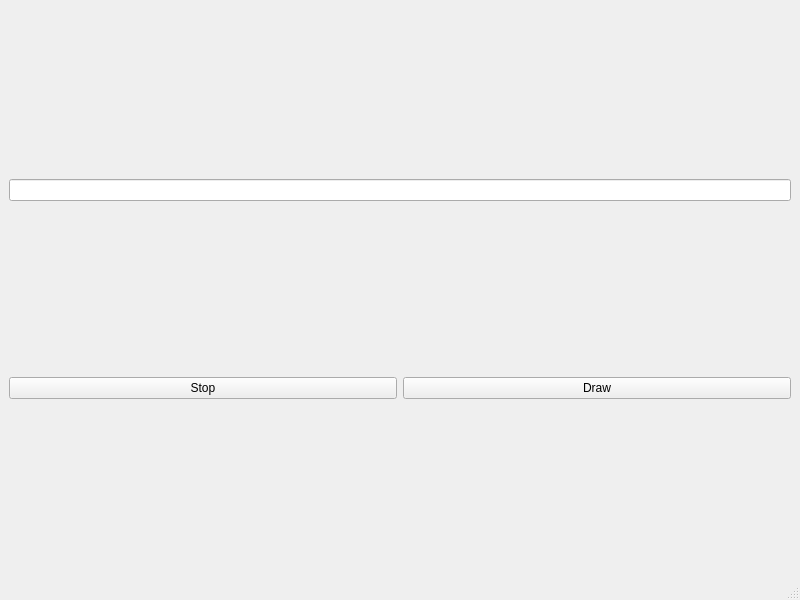
Qt form CAPISample/drawletters.ui (dzunder32/BachelorRobot) before a commit.
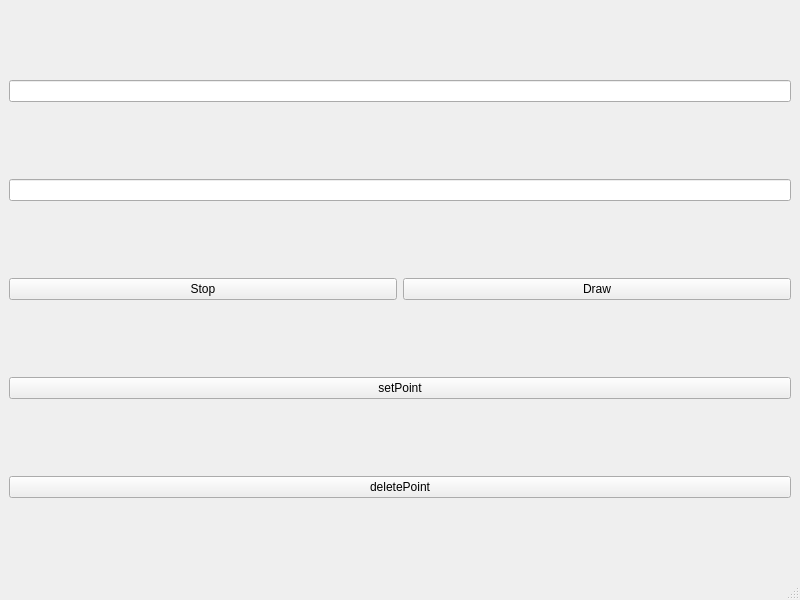
The same form after that commit.

```diff
--- a/CAPISample/drawletters.ui
+++ b/CAPISample/drawletters.ui
@@ -18,6 +18,9 @@
     <item>
      <widget class="QLineEdit" name="lineEdit"/>
     </item>
+    <item>
+     <widget class="QLineEdit" name="lineEdit_Letter"/>
+    </item>
     <item>
      <layout class="QHBoxLayout" name="horizontalLayout">
       <item>
@@ -36,6 +39,20 @@
       </item>
      </layout>
     </item>
+    <item>
+     <widget class="QPushButton" name="buttonPoint">
+      <property name="text">
+       <string>setPoint</string>
+      </property>
+     </widget>
+    </item>
+    <item>
+     <widget class="QPushButton" name="buttonDeletePoint">
+      <property name="text">
+       <string>deletePoint</string>
+      </property>
+     </widget>
+    </item>
    </layout>
   </widget>
   <widget class="QMenuBar" name="menubar">
```
